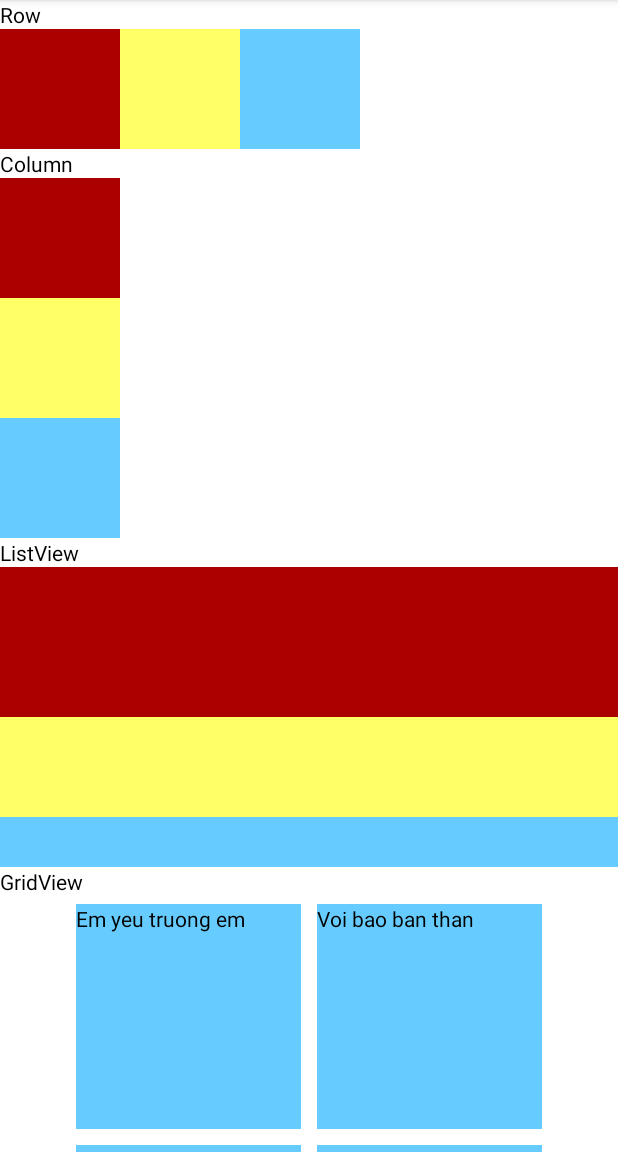
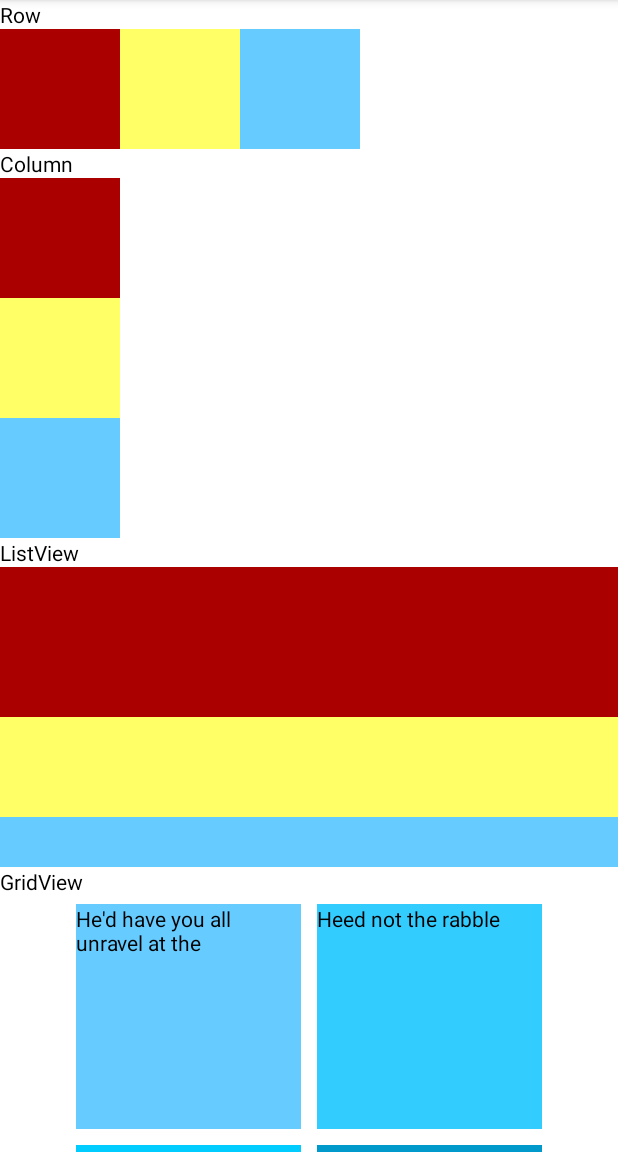
Before and after one commit to huylamuit/mobile_labs_20521389, an Android app: the screen it shows after launch (MainActivity), on a phone screen of 412 x 824 dp, the part 84-1236 px from its top. Run offline under Robolectric (Android 15) with nearby library versions, the phone set to English and light mode, and no system bars.

Commit message:
lab1 seccond commit

```diff
--- a/app/src/main/res/layout/activity_main.xml
+++ b/app/src/main/res/layout/activity_main.xml
@@ -130,7 +130,7 @@
                 android:layout_gravity="left|top"
                 android:layout_margin="5dp"
                 android:background="#66ccff"
-                android:text="Em yeu truong em"
+                android:text="He'd have you all unravel at the"
                 android:textColor="#000000"></TextView>
 
             <TextView
@@ -140,8 +140,8 @@
                 android:layout_column="1"
                 android:textColor="#000000"
                 android:layout_margin="5dp"
-                android:background="#66ccff"
-                android:text="Voi bao ban than" ></TextView>
+                android:background="#33ccff"
+                android:text="Heed not the rabble" ></TextView>
 
             <TextView
                 android:layout_width="150dp"
@@ -150,8 +150,8 @@
                 android:layout_column="0"
                 android:textColor="#000000"
                 android:layout_margin="5dp"
-                android:background="#66ccff"
-                android:text="Va co giao hien" ></TextView>
+                android:background="#00ccff"
+                android:text="Sound of screams but the" ></TextView>
 
             <TextView
                 android:layout_width="150dp"
@@ -160,8 +160,8 @@
                 android:layout_column="1"
                 android:textColor="#000000"
                 android:layout_margin="5dp"
-                android:background="#66ccff"
-                android:text="Nhu yeu que huong" ></TextView>
+                android:background="#0099cc"
+                android:text="Who scream" ></TextView>
         </GridLayout>
 
     </LinearLayout>
```
